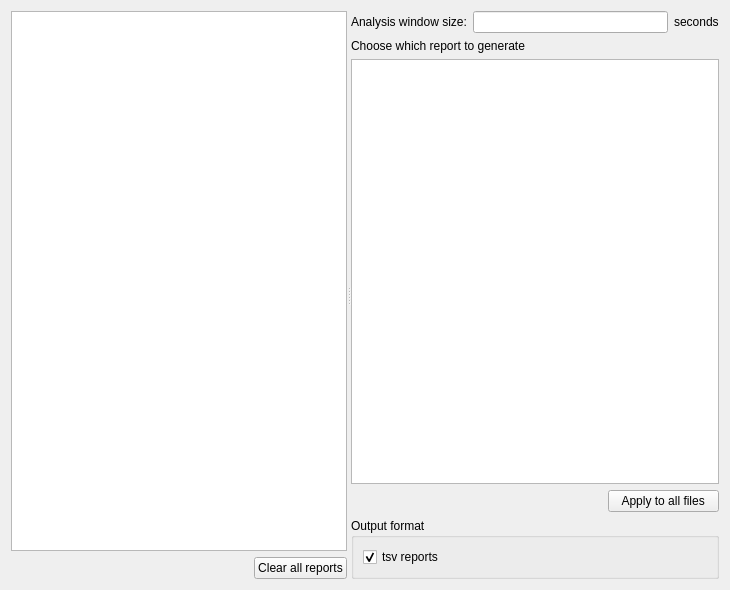
SnoozToolbox/snooz-package-ceams, file tools/CEAMSTools/SleepReport/TemporalLinkStep/Ui_TemporalLinkStep.ui: the form before one commit.
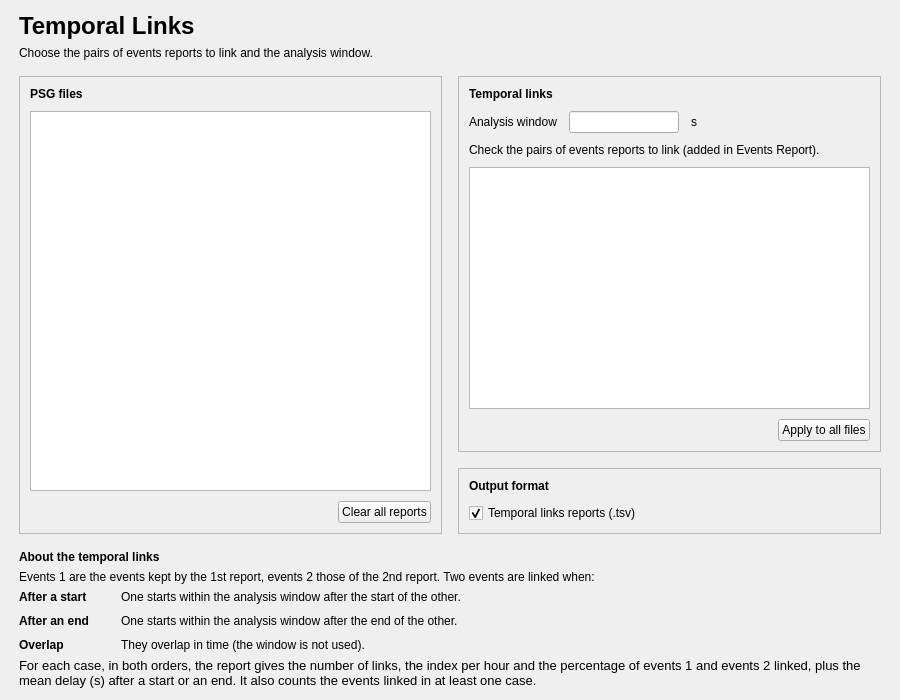
The form after the commit.

Commit message: Report Sleep Variables: redesigned pages (tool 2.9.2)

Diff of the .ui file:
```diff
--- a/tools/CEAMSTools/SleepReport/TemporalLinkStep/Ui_TemporalLinkStep.ui
+++ b/tools/CEAMSTools/SleepReport/TemporalLinkStep/Ui_TemporalLinkStep.ui
@@ -6,24 +6,106 @@
    <rect>
     <x>0</x>
     <y>0</y>
-    <width>730</width>
-    <height>590</height>
+    <width>900</width>
+    <height>700</height>
    </rect>
   </property>
   <property name="windowTitle">
    <string/>
   </property>
-  <layout class="QVBoxLayout" name="verticalLayout_4">
+  <layout class="QVBoxLayout" name="verticalLayout">
+   <property name="spacing">
+    <number>16</number>
+   </property>
+   <property name="leftMargin">
+    <number>19</number>
+   </property>
+   <property name="topMargin">
+    <number>12</number>
+   </property>
+   <property name="rightMargin">
+    <number>19</number>
+   </property>
+   <property name="bottomMargin">
+    <number>12</number>
+   </property>
    <item>
-    <widget class="QSplitter" name="splitter">
-     <property name="orientation">
-      <enum>Qt::Orientation::Horizontal</enum>
+    <layout class="QVBoxLayout" name="header_layout">
+     <property name="spacing">
+      <number>6</number>
      </property>
-     <property name="childrenCollapsible">
-      <bool>false</bool>
-     </property>
-     <widget class="QWidget" name="verticalLayoutWidget">
-      <layout class="QVBoxLayout" name="verticalLayout_3">
+     <item>
+      <widget class="QLabel" name="title_label">
+       <property name="font">
+        <font>
+         <pointsize>18</pointsize>
+         <bold>true</bold>
+        </font>
+       </property>
+       <property name="text">
+        <string>Temporal Links</string>
+       </property>
+      </widget>
+     </item>
+     <item>
+      <widget class="QLabel" name="subtitle_label">
+       <property name="text">
+        <string>Choose the pairs of events reports to link and the analysis window.</string>
+       </property>
+       <property name="wordWrap">
+        <bool>true</bool>
+       </property>
+       <property name="variant" stdset="0">
+        <string notr="true">help</string>
+       </property>
+      </widget>
+     </item>
+    </layout>
+   </item>
+   <item>
+    <layout class="QHBoxLayout" name="lists_layout" stretch="1,1">
+     <property name="spacing">
+      <number>16</number>
+     </property>
+     <item>
+      <widget class="QFrame" name="files_card">
+       <property name="frameShape">
+        <enum>QFrame::Shape::StyledPanel</enum>
+       </property>
+       <property name="frameShadow">
+        <enum>QFrame::Shadow::Raised</enum>
+       </property>
+       <layout class="QVBoxLayout" name="files_card_layout">
+        <property name="spacing">
+         <number>10</number>
+        </property>
+        <property name="leftMargin">
+         <number>10</number>
+        </property>
+        <property name="topMargin">
+         <number>10</number>
+        </property>
+        <property name="rightMargin">
+         <number>10</number>
+        </property>
+        <property name="bottomMargin">
+         <number>10</number>
+        </property>
+        <item>
+         <widget class="QLabel" name="files_title_label">
+          <property name="font">
+           <font>
+            <bold>true</bold>
+           </font>
+          </property>
+          <property name="toolTip">
+           <string>Select a file to show its pairs of events reports. The number of events reports and temporal links of each file is shown.</string>
+          </property>
+          <property name="text">
+           <string>PSG files</string>
+          </property>
+         </widget>
+        </item>
        <item>
         <widget class="QTableView" name="file_tableview">
          <property name="alternatingRowColors">
@@ -41,7 +123,10 @@
         </widget>
        </item>
        <item>
-        <layout class="QHBoxLayout" name="horizontalLayout_2">
+         <layout class="QHBoxLayout" name="files_buttons_layout">
+          <property name="spacing">
+           <number>8</number>
+          </property>
          <item>
           <spacer name="horizontalSpacer_2">
            <property name="orientation">
@@ -66,33 +151,108 @@
        </item>
       </layout>
      </widget>
-     <widget class="QWidget" name="layoutWidget">
-      <layout class="QVBoxLayout" name="verticalLayout">
+     </item>
        <item>
-        <layout class="QHBoxLayout" name="horizontalLayout">
+      <layout class="QVBoxLayout" name="links_column_layout">
+       <property name="spacing">
+        <number>16</number>
+       </property>
          <item>
+        <widget class="QFrame" name="links_card">
+         <property name="frameShape">
+          <enum>QFrame::Shape::StyledPanel</enum>
+         </property>
+         <property name="frameShadow">
+          <enum>QFrame::Shadow::Raised</enum>
+         </property>
+         <layout class="QVBoxLayout" name="links_card_layout">
+          <property name="spacing">
+           <number>10</number>
+          </property>
+          <property name="leftMargin">
+           <number>10</number>
+          </property>
+          <property name="topMargin">
+           <number>10</number>
+          </property>
+          <property name="rightMargin">
+           <number>10</number>
+          </property>
+          <property name="bottomMargin">
+           <number>10</number>
+          </property>
+          <item>
+           <widget class="QLabel" name="links_title_label">
+            <property name="font">
+             <font>
+              <bold>true</bold>
+             </font>
+            </property>
+            <property name="text">
+             <string>Temporal links</string>
+            </property>
+           </widget>
+          </item>
+          <item>
+           <layout class="QGridLayout" name="window_grid">
+            <property name="horizontalSpacing">
+             <number>12</number>
+            </property>
+            <property name="verticalSpacing">
+             <number>10</number>
+            </property>
+            <item row="0" column="0">
           <widget class="QLabel" name="label">
            <property name="text">
-            <string>Analysis window size:</string>
+               <string>Analysis window</string>
            </property>
           </widget>
          </item>
-         <item>
-          <widget class="QLineEdit" name="analysis_window_lineedit"/>
-         </item>
-         <item>
+            <item row="0" column="1">
+             <widget class="QLineEdit" name="analysis_window_lineedit">
+              <property name="maximumSize">
+               <size>
+                <width>110</width>
+                <height>16777215</height>
+               </size>
+              </property>
+             </widget>
+            </item>
+            <item row="0" column="2">
           <widget class="QLabel" name="label_2">
            <property name="text">
-            <string>seconds</string>
+               <string>s</string>
+              </property>
+              <property name="variant" stdset="0">
+               <string notr="true">help</string>
            </property>
           </widget>
          </item>
+            <item row="0" column="3">
+             <spacer name="window_grid_spacer">
+              <property name="orientation">
+               <enum>Qt::Orientation::Horizontal</enum>
+              </property>
+              <property name="sizeHint" stdset="0">
+               <size>
+                <width>40</width>
+                <height>20</height>
+               </size>
+              </property>
+             </spacer>
+            </item>
         </layout>
        </item>
        <item>
         <widget class="QLabel" name="label_3">
          <property name="text">
-          <string>Choose which report to generate</string>
+             <string>Check the pairs of events reports to link (added in Events Report).</string>
+            </property>
+            <property name="wordWrap">
+             <bool>true</bool>
+            </property>
+            <property name="variant" stdset="0">
+             <string notr="true">help</string>
          </property>
         </widget>
        </item>
@@ -110,7 +270,10 @@
         </widget>
        </item>
        <item>
-        <layout class="QHBoxLayout" name="horizontalLayout_3">
+           <layout class="QHBoxLayout" name="links_buttons_layout">
+            <property name="spacing">
+             <number>8</number>
+            </property>
          <item>
           <spacer name="horizontalSpacer">
            <property name="orientation">
@@ -130,27 +293,58 @@
             <string>Reset all previous selections and apply this one to all files.</string>
            </property>
            <property name="text">
-            <string>   Apply to all files   </string>
+               <string>Apply to all files</string>
            </property>
           </widget>
          </item>
         </layout>
        </item>
+         </layout>
+        </widget>
+       </item>
        <item>
-        <widget class="QGroupBox" name="groupBox">
-         <property name="title">
+        <widget class="QFrame" name="output_card">
+         <property name="frameShape">
+          <enum>QFrame::Shape::StyledPanel</enum>
+         </property>
+         <property name="frameShadow">
+          <enum>QFrame::Shadow::Raised</enum>
+         </property>
+         <layout class="QVBoxLayout" name="output_card_layout">
+          <property name="spacing">
+           <number>10</number>
+          </property>
+          <property name="leftMargin">
+           <number>10</number>
+          </property>
+          <property name="topMargin">
+           <number>10</number>
+          </property>
+          <property name="rightMargin">
+           <number>10</number>
+          </property>
+          <property name="bottomMargin">
+           <number>10</number>
+          </property>
+          <item>
+           <widget class="QLabel" name="output_title_label">
+            <property name="font">
+             <font>
+              <bold>true</bold>
+             </font>
+            </property>
+            <property name="text">
           <string>Output format</string>
          </property>
-         <layout class="QVBoxLayout" name="verticalLayout_2">
-          <item>
-           <layout class="QHBoxLayout" name="horizontalLayout_4">
+           </widget>
+          </item>
             <item>
              <widget class="QCheckBox" name="csv_reports_checkbox">
               <property name="toolTip">
                <string>tsv reports are generated by default (values are easily exportable).</string>
               </property>
               <property name="text">
-               <string>tsv reports</string>
+             <string>Temporal links reports (.tsv)</string>
               </property>
               <property name="checked">
                <bool>true</bool>
@@ -158,13 +352,155 @@
              </widget>
             </item>
            </layout>
-          </item>
-         </layout>
-        </widget>
-       </item>
-      </layout>
-     </widget>
-    </widget>
+        </widget>
+       </item>
+      </layout>
+     </item>
+    </layout>
+   </item>
+   <item>
+    <layout class="QVBoxLayout" name="about_links_layout">
+     <property name="spacing">
+      <number>6</number>
+     </property>
+     <item>
+      <widget class="QLabel" name="about_links_title_label">
+       <property name="font">
+        <font>
+         <bold>true</bold>
+        </font>
+       </property>
+       <property name="text">
+        <string>About the temporal links</string>
+       </property>
+      </widget>
+     </item>
+     <item>
+      <widget class="QLabel" name="about_links_label">
+       <property name="text">
+        <string>Events 1 are the events kept by the 1st report, events 2 those of the 2nd report. Two events are linked when:</string>
+       </property>
+       <property name="wordWrap">
+        <bool>true</bool>
+       </property>
+       <property name="variant" stdset="0">
+        <string notr="true">help</string>
+       </property>
+      </widget>
+     </item>
+     <item>
+      <layout class="QGridLayout" name="link_case_grid" columnstretch="0,1">
+       <property name="horizontalSpacing">
+        <number>32</number>
+       </property>
+       <property name="verticalSpacing">
+        <number>10</number>
+       </property>
+       <item row="0" column="0">
+        <widget class="QLabel" name="link_case_1_name_label">
+         <property name="font">
+          <font>
+           <bold>true</bold>
+          </font>
+         </property>
+         <property name="text">
+          <string>After a start</string>
+         </property>
+         <property name="alignment">
+          <set>Qt::AlignmentFlag::AlignLeading|Qt::AlignmentFlag::AlignLeft|Qt::AlignmentFlag::AlignTop</set>
+         </property>
+        </widget>
+       </item>
+       <item row="0" column="1">
+        <widget class="QLabel" name="link_case_1_label">
+         <property name="text">
+          <string>One starts within the analysis window after the start of the other.</string>
+         </property>
+         <property name="wordWrap">
+          <bool>true</bool>
+         </property>
+         <property name="variant" stdset="0">
+          <string notr="true">help</string>
+         </property>
+        </widget>
+       </item>
+       <item row="1" column="0">
+        <widget class="QLabel" name="link_case_2_name_label">
+         <property name="font">
+          <font>
+           <bold>true</bold>
+          </font>
+         </property>
+         <property name="text">
+          <string>After an end</string>
+         </property>
+         <property name="alignment">
+          <set>Qt::AlignmentFlag::AlignLeading|Qt::AlignmentFlag::AlignLeft|Qt::AlignmentFlag::AlignTop</set>
+         </property>
+        </widget>
+       </item>
+       <item row="1" column="1">
+        <widget class="QLabel" name="link_case_2_label">
+         <property name="text">
+          <string>One starts within the analysis window after the end of the other.</string>
+         </property>
+         <property name="wordWrap">
+          <bool>true</bool>
+         </property>
+         <property name="variant" stdset="0">
+          <string notr="true">help</string>
+         </property>
+        </widget>
+       </item>
+       <item row="2" column="0">
+        <widget class="QLabel" name="link_case_3_name_label">
+         <property name="font">
+          <font>
+           <bold>true</bold>
+          </font>
+         </property>
+         <property name="text">
+          <string>Overlap</string>
+         </property>
+         <property name="alignment">
+          <set>Qt::AlignmentFlag::AlignLeading|Qt::AlignmentFlag::AlignLeft|Qt::AlignmentFlag::AlignTop</set>
+         </property>
+        </widget>
+       </item>
+       <item row="2" column="1">
+        <widget class="QLabel" name="link_case_3_label">
+         <property name="text">
+          <string>They overlap in time (the window is not used).</string>
+         </property>
+         <property name="wordWrap">
+          <bool>true</bool>
+         </property>
+         <property name="variant" stdset="0">
+          <string notr="true">help</string>
+         </property>
+        </widget>
+       </item>
+      </layout>
+     </item>
+     <item>
+      <widget class="QLabel" name="about_links_values_label">
+       <property name="font">
+        <font>
+         <pointsize>10</pointsize>
+        </font>
+       </property>
+       <property name="text">
+        <string>For each case, in both orders, the report gives the number of links, the index per hour and the percentage of events 1 and events 2 linked, plus the mean delay (s) after a start or an end. It also counts the events linked in at least one case.</string>
+       </property>
+       <property name="wordWrap">
+        <bool>true</bool>
+       </property>
+       <property name="variant" stdset="0">
+        <string notr="true">help</string>
+       </property>
+      </widget>
+     </item>
+    </layout>
    </item>
   </layout>
  </widget>
```
Left out of the diff: 18 changed lines with no effect on the pictures. Lines whose indentation alone changed are shown as unchanged. The commit also changes 13 other files.
